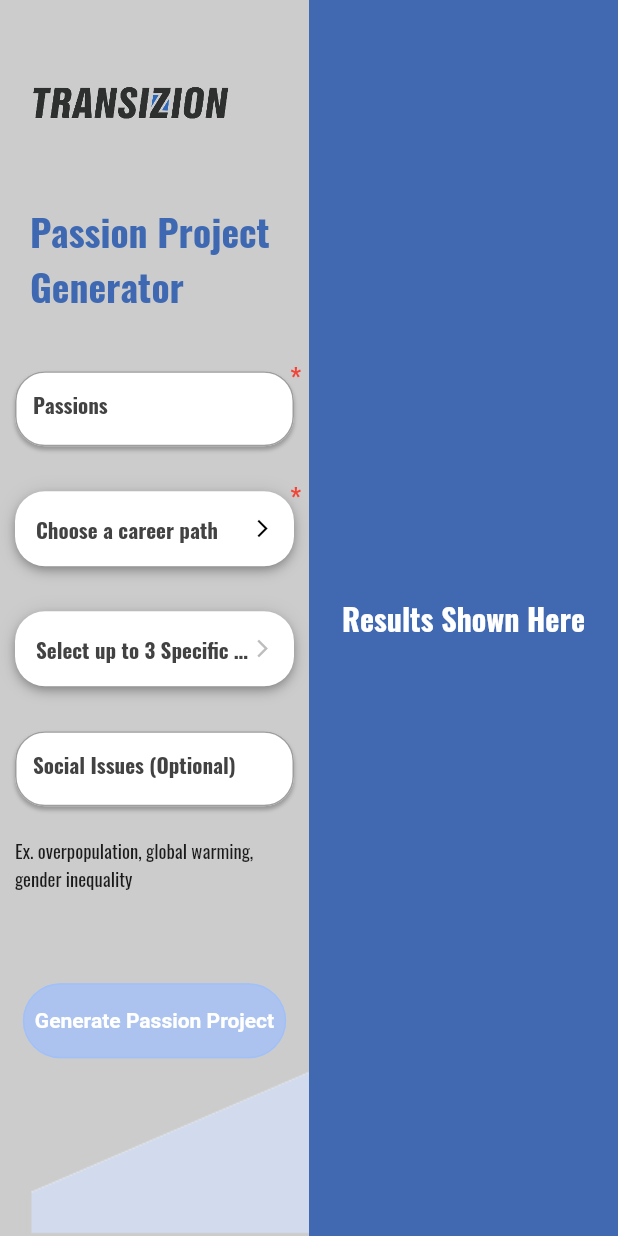
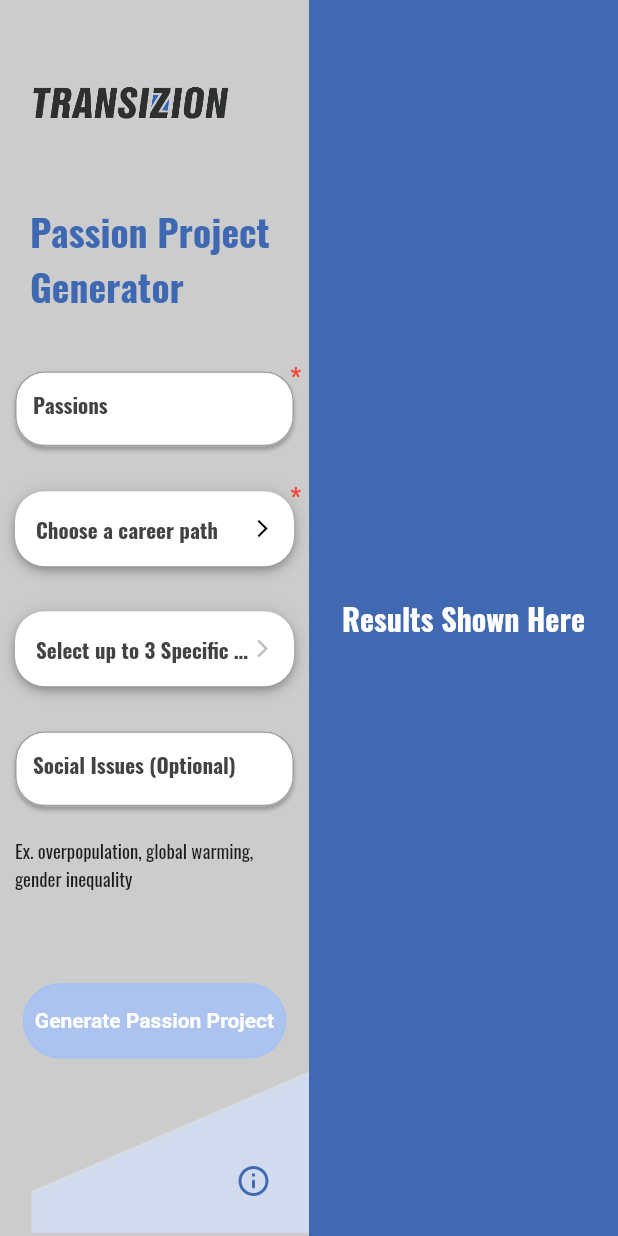
Before and after one commit to kelvinjou/transizion_flutter, a Flutter app: the screen it shows after launch, on a phone screen of 412 x 824 dp. Run offline on Flutter 3.47's test engine with Material 2 defaults, Android fonts, the phone set to English and light mode, and no system bars; drawn by our look-alikes of dropdown_button2, getwidget; our stand-ins replace flutter_dotenv, lottie.

Commit message:
Added infoHover

```diff
--- a/lib/view_user_input.dart
+++ b/lib/view_user_input.dart
@@ -47,6 +47,7 @@
           children: [
             // _buildTransizionIcon(),
             _buildRhombusDesign(),
+            _buildInfoHover(),
             Center(
               child: Column(
                 mainAxisAlignment: MainAxisAlignment.center,
@@ -624,3 +625,36 @@
     return mapCategories[careerPathController.text];
   }
 }
+
+Widget _buildInfoHover() {
+  return Column(
+    mainAxisAlignment: MainAxisAlignment.end,
+    crossAxisAlignment: CrossAxisAlignment.start,
+    children: const [
+      Padding(
+        padding: EdgeInsets.all(25.0),
+        child: Align(
+            alignment: Alignment.bottomRight,
+            child: Tooltip(
+              margin: EdgeInsets.only(right: 50),
+              // height: 200,
+              richMessage: WidgetSpan(
+                alignment: PlaceholderAlignment.baseline,
+                baseline: TextBaseline.alphabetic,
+                child: Text(
+                  "Welcome to the Passion Project Generator! \n \n This tool helps high school students discover \n numerous of potential passion project ideas that \n match their passions and interests. ",
+                  style: TextStyle(fontSize: 14, color: Colors.white),
+                ),
+              ),
+              child: Icon(
+                Icons.info_outline_rounded,
+                color: Color.fromRGBO(62, 105, 178, 1.0),
+              ),
+              // shape: GFIconButtonShape.circle,
+              // color: Color.fromRGBO(
+              // 209, 219, 237, 1.0)),
+            )),
+      ),
+    ],
+  );
+}
--- a/pubspec.yaml
+++ b/pubspec.yaml
@@ -71,7 +71,7 @@
   fonts:
     - family: Oswald
       fonts:
-        - asset: assets/images/fonts/OswaldFont.ttf
+        - asset: assets/images/fonts/Oswald-VariableFont_wght.ttf
         # - asset: fonts/Raleway-Italic.ttf
         #   style: italic
 
```
Also changed, not shown: lib/view_output_connector.dart (+4 -43 lines), assets/images/fonts/Oswald-VariableFont_wght.ttf (renamed from assets/images/fonts/OswaldFont.ttf), 1 other file.
